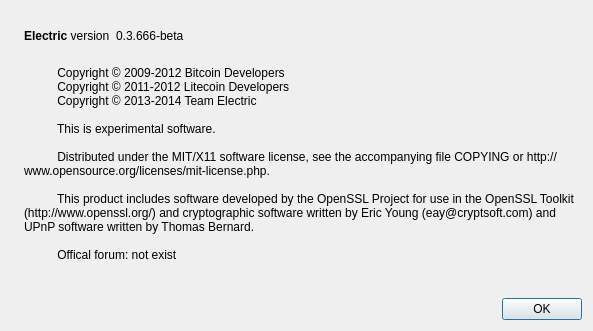
Qt form src/qt/forms/aboutdialog.ui (Jahare/Electric) before a commit.
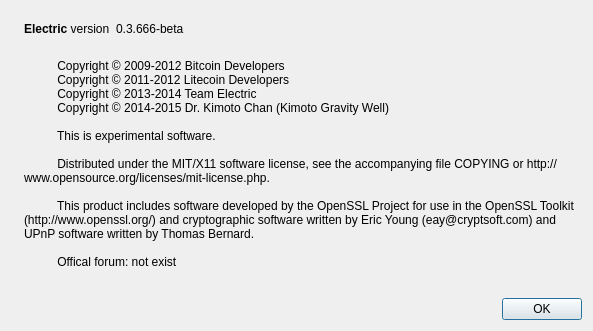
The same form after that commit. Icons and pictures are not drawn.

Diff of the .ui file:
```diff
--- a/src/qt/forms/aboutdialog.ui
+++ b/src/qt/forms/aboutdialog.ui
@@ -98,6 +98,7 @@
           Copyright © 2009-2012 Bitcoin Developers
           Copyright © 2011-2012 Litecoin Developers
           Copyright © 2013-2014 Team Electric
+          Copyright © 2014-2015 Dr. Kimoto Chan (Kimoto Gravity Well)
 
           This is experimental software.
 
```
